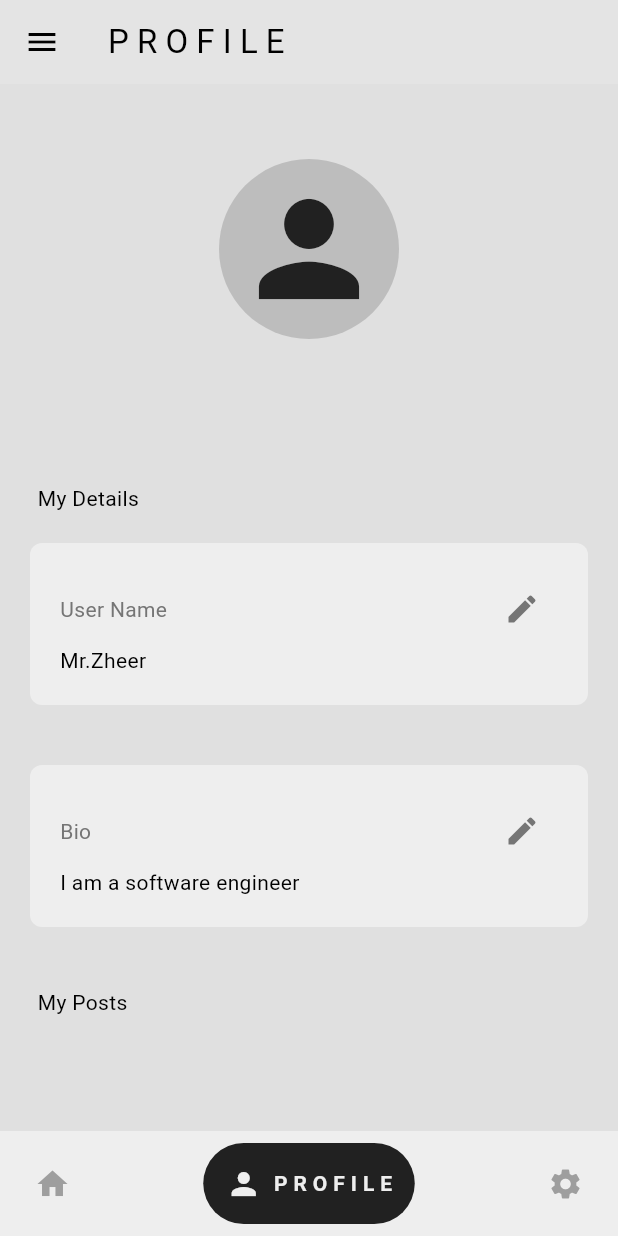
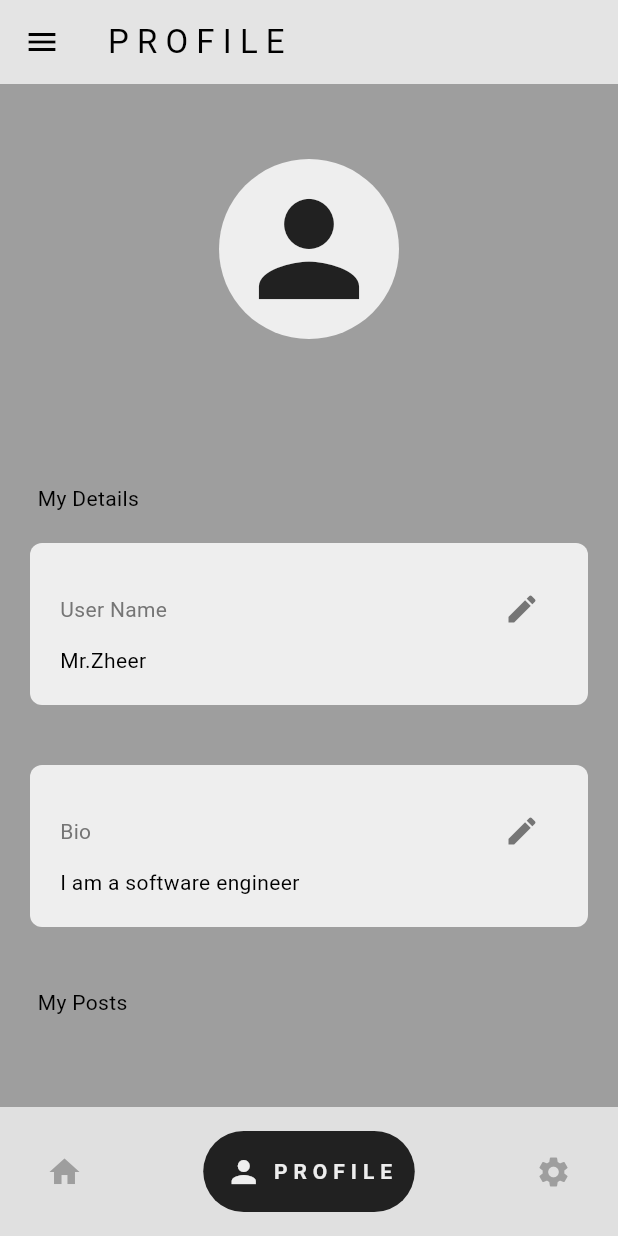
Before and after one commit to ZheerBarzan/project_zeta, a Flutter app: the screen it shows once a user with an empty profile is signed in, item 2 of the bottom bar chosen, on a phone screen of 412 x 824 dp. Run offline on Flutter 3.47's test engine with Material 3 defaults, Android fonts, the light colour scheme and no system bars; drawn by our look-alikes of google_nav_bar; our stand-ins replace cloud_firestore, firebase_auth, firebase_core, google_sign_in; accounts and stored records are empty.

Commit message:
chinging the color of the ui

```diff
--- a/lib/pages/home_page.dart
+++ b/lib/pages/home_page.dart
@@ -129,7 +129,7 @@ class _HomePageState extends State<HomePage> {
           ],
         ),
       ),
-      backgroundColor: Theme.of(context).colorScheme.surface,
+      backgroundColor: Theme.of(context).colorScheme.primary,
     );
   }
 }
--- a/lib/pages/nav_page.dart
+++ b/lib/pages/nav_page.dart
@@ -29,13 +29,16 @@ class _NavPageState extends State<NavPage> {
   @override
   Widget build(BuildContext context) {
     return Scaffold(
+      backgroundColor: Theme.of(context).colorScheme.surface,
       body: pages[currentIndex],
-      bottomNavigationBar: Container(
-        color: Theme.of(context).colorScheme.secondary,
+      bottomNavigationBar: Padding(
+        padding: const EdgeInsets.all(8.0),
+        child: Container(
+          color: Theme.of(context).colorScheme.surface,
           child: Padding(
             padding: const EdgeInsets.all(8.0),
             child: GNav(
-            backgroundColor: Theme.of(context).colorScheme.secondary,
+              backgroundColor: Theme.of(context).colorScheme.surface,
               color: Theme.of(context).colorScheme.primary,
               activeColor: Theme.of(context).colorScheme.secondary,
               tabBackgroundColor: Theme.of(context).colorScheme.inversePrimary,
@@ -59,6 +62,7 @@ class _NavPageState extends State<NavPage> {
             ),
           ),
         ),
+      ),
     );
   }
 }
--- a/lib/pages/profile_page.dart
+++ b/lib/pages/profile_page.dart
@@ -18,6 +18,7 @@ class _ProfilePageState extends State<ProfilePage> {
   @override
   Widget build(BuildContext context) {
     return Scaffold(
+      backgroundColor: Theme.of(context).colorScheme.primary,
       appBar: AppBar(
         title: const Text("P R O F I L E"),
         backgroundColor: Theme.of(context).colorScheme.secondary,
@@ -30,7 +31,8 @@ class _ProfilePageState extends State<ProfilePage> {
           // user profile picture
           Container(
             decoration: BoxDecoration(
-                shape: BoxShape.circle, color: Colors.grey.shade400),
+                shape: BoxShape.circle,
+                color: Theme.of(context).colorScheme.secondary),
             padding: const EdgeInsets.all(10),
             child: Icon(
               Icons.person,
```
Lines whose indentation alone changed are shown as unchanged.
